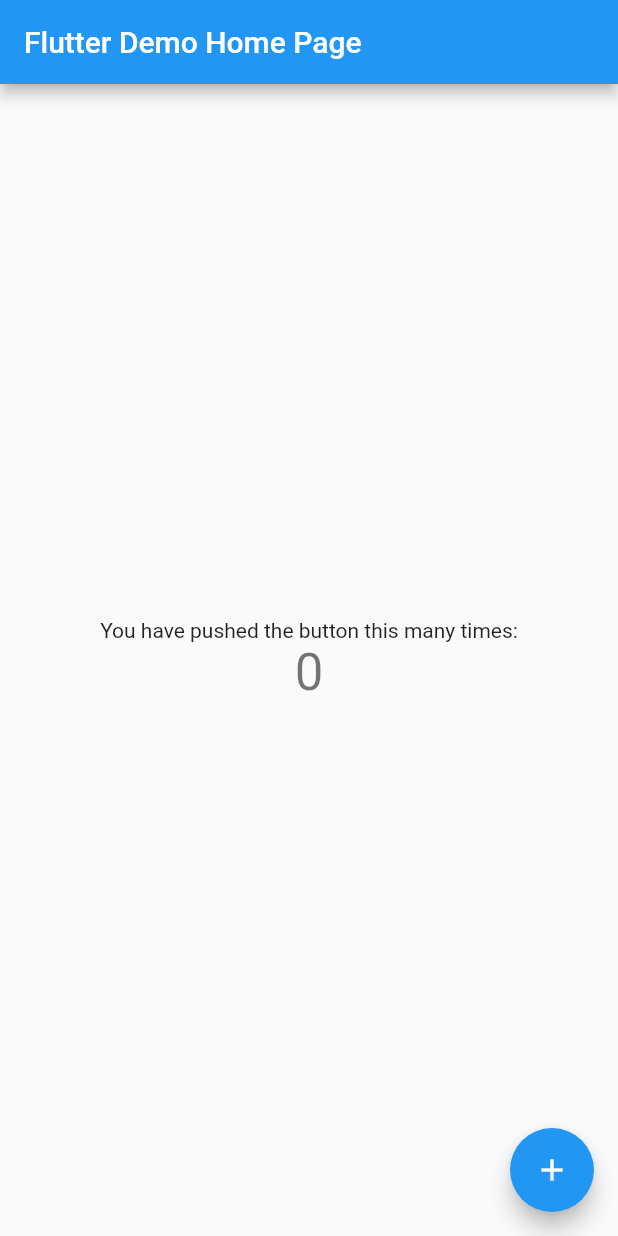
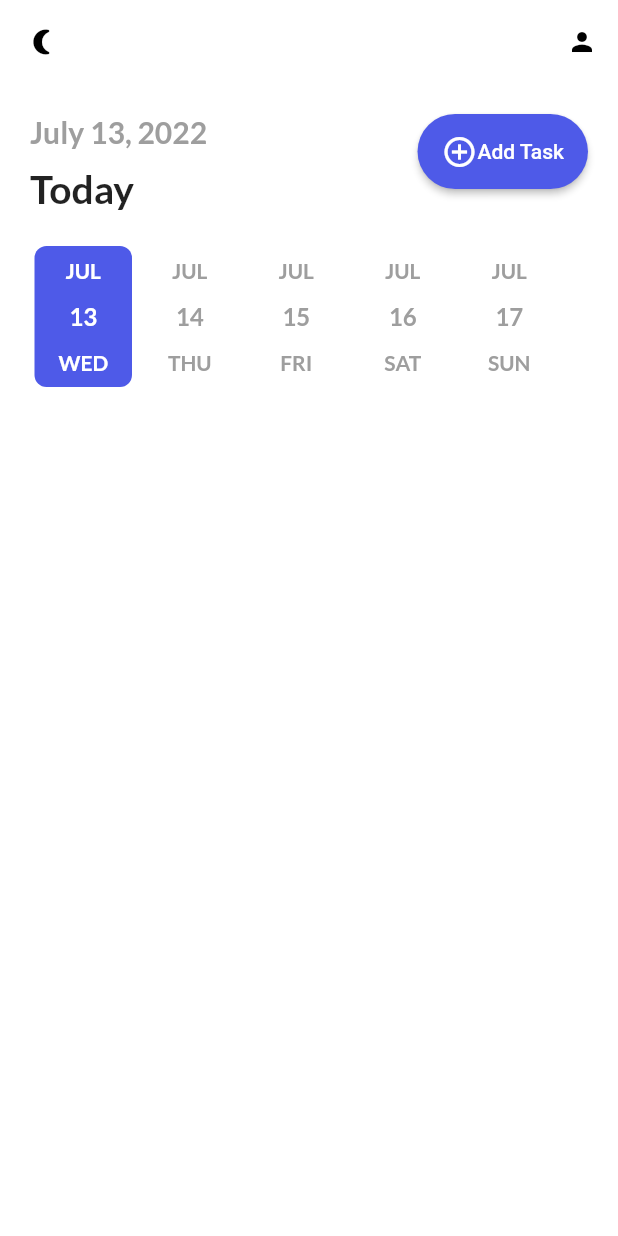
Before and after one commit to StephaneKuma/tasks, a Flutter app: the screen it shows after launch, on a phone screen of 412 x 824 dp. Run offline on Flutter 3.47's test engine with Material 2 defaults, Android fonts, the phone set to English and light mode, and no system bars; drawn by our look-alikes of date_picker_timeline; our stand-ins replace auto_route, bloc, equatable, flutter_bloc, flutter_local_notifications, google_fonts.

Commit message:
Flutter local notifications setted up & Home page design statred

```diff
--- a/lib/main.dart
+++ b/lib/main.dart
@@ -1,115 +1,42 @@
 import 'package:flutter/material.dart';
+import 'package:flutter_bloc/flutter_bloc.dart';
+import 'package:tasks/src/blocs/blocs.dart';
+import 'package:tasks/src/cubits/cubits.dart';
+import 'package:tasks/src/router/router.dart';
 
 void main() {
-  runApp(const MyApp());
+  BlocOverrides.runZoned(
+    () {
+      runApp(const MyApp());
+    },
+    blocObserver: AppBlocObserver(),
+  );
 }
 
 class MyApp extends StatelessWidget {
   const MyApp({Key? key}) : super(key: key);
 
-  // This widget is the root of your application.
   @override
   Widget build(BuildContext context) {
-    return MaterialApp(
-      title: 'Flutter Demo',
-      theme: ThemeData(
-        // This is the theme of your application.
-        //
-        // Try running your application with "flutter run". You'll see the
-        // application has a blue toolbar. Then, without quitting the app, try
-        // changing the primarySwatch below to Colors.green and then invoke
-        // "hot reload" (press "r" in the console where you ran "flutter run",
-        // or simply save your changes to "hot reload" in a Flutter IDE).
-        // Notice that the counter didn't reset back to zero; the application
-        // is not restarted.
-        primarySwatch: Colors.blue,
+    final router = AppRouter();
+
+    return MultiBlocProvider(
+      providers: [
+        BlocProvider(
+          create: (_) => ThemeCubit(),
+        ),
+      ],
+      child: BlocBuilder<ThemeCubit, ThemeState>(
+        buildWhen: (previous, current) => previous.status != current.status,
+        builder: (context, state) {
+          return MaterialApp.router(
+            theme: state.theme,
+            debugShowCheckedModeBanner: false,
+            routerDelegate: router.delegate(),
+            routeInformationParser: router.defaultRouteParser(),
+          );
+        },
       ),
-      home: const MyHomePage(title: 'Flutter Demo Home Page'),
     );
   }
 }
-
-class MyHomePage extends StatefulWidget {
-  const MyHomePage({Key? key, required this.title}) : super(key: key);
-
-  // This widget is the home page of your application. It is stateful, meaning
-  // that it has a State object (defined below) that contains fields that affect
-  // how it looks.
-
-  // This class is the configuration for the state. It holds the values (in this
-  // case the title) provided by the parent (in this case the App widget) and
-  // used by the build method of the State. Fields in a Widget subclass are
-  // always marked "final".
-
-  final String title;
-
-  @override
-  State<MyHomePage> createState() => _MyHomePageState();
-}
-
-class _MyHomePageState extends State<MyHomePage> {
-  int _counter = 0;
-
-  void _incrementCounter() {
-    setState(() {
-      // This call to setState tells the Flutter framework that something has
-      // changed in this State, which causes it to rerun the build method below
-      // so that the display can reflect the updated values. If we changed
-      // _counter without calling setState(), then the build method would not be
-      // called again, and so nothing would appear to happen.
-      _counter++;
-    });
-  }
-
-  @override
-  Widget build(BuildContext context) {
-    // This method is rerun every time setState is called, for instance as done
-    // by the _incrementCounter method above.
-    //
-    // The Flutter framework has been optimized to make rerunning build methods
-    // fast, so that you can just rebuild anything that needs updating rather
-    // than having to individually change instances of widgets.
-    return Scaffold(
-      appBar: AppBar(
-        // Here we take the value from the MyHomePage object that was created by
-        // the App.build method, and use it to set our appbar title.
-        title: Text(widget.title),
-      ),
-      body: Center(
-        // Center is a layout widget. It takes a single child and positions it
-        // in the middle of the parent.
-        child: Column(
-          // Column is also a layout widget. It takes a list of children and
-          // arranges them vertically. By default, it sizes itself to fit its
-          // children horizontally, and tries to be as tall as its parent.
-          //
-          // Invoke "debug painting" (press "p" in the console, choose the
-          // "Toggle Debug Paint" action from the Flutter Inspector in Android
-          // Studio, or the "Toggle Debug Paint" command in Visual Studio Code)
-          // to see the wireframe for each widget.
-          //
-          // Column has various properties to control how it sizes itself and
-          // how it positions its children. Here we use mainAxisAlignment to
-          // center the children vertically; the main axis here is the vertical
-          // axis because Columns are vertical (the cross axis would be
-          // horizontal).
-          mainAxisAlignment: MainAxisAlignment.center,
-          children: <Widget>[
-            const Text(
-              'You have pushed the button this many times:',
-            ),
-            Text(
-              '$_counter',
-              style: Theme.of(context).textTheme.headline4,
-            ),
-          ],
-        ),
-      ),
-      floatingActionButton: FloatingActionButton(
-        onPressed: _incrementCounter,
-        tooltip: 'Increment',
-        child: const Icon(Icons.add),
-      ), // This trailing comma makes auto-formatting nicer for build methods.
-    );
-  }
-}
--- /dev/null
+++ b/lib/src/blocs/blocs.dart
@@ -0,0 +1 @@
+export 'app_bloc_observer.dart';
--- /dev/null
+++ b/lib/src/cubits/cubits.dart
@@ -0,0 +1 @@
+export 'theme/theme_cubit.dart';
--- /dev/null
+++ b/lib/src/cubits/theme/theme_cubit.dart
@@ -0,0 +1,18 @@
+import 'package:bloc/bloc.dart';
+import 'package:equatable/equatable.dart';
+import 'package:flutter/material.dart';
+import 'package:tasks/src/ui/helpers/helpers.dart';
+
+part 'theme_state.dart';
+
+class ThemeCubit extends Cubit<ThemeState> {
+  ThemeCubit() : super(ThemeState.light());
+
+  void onChangeTheme({required ThemeStatus status}) {
+    emit(
+      status == ThemeStatus.light
+          ? ThemeState.light()
+          : ThemeState.dark(),
+    );
+  }
+}
--- /dev/null
+++ b/lib/src/cubits/theme/theme_state.dart
@@ -0,0 +1,17 @@
+part of 'theme_cubit.dart';
+
+enum ThemeStatus { light, dark }
+
+class ThemeState extends Equatable {
+  const ThemeState._({required this.status, required this.theme});
+
+  ThemeState.light() : this._(status: ThemeStatus.light, theme: lightTheme());
+
+  ThemeState.dark() : this._(status: ThemeStatus.dark, theme: darkTheme());
+
+  final ThemeStatus status;
+  final ThemeData theme;
+
+  @override
+  List<Object> get props => [status, theme];
+}
--- /dev/null
+++ b/lib/src/services/services.dart
@@ -0,0 +1 @@
+export 'notification_service.dart';
--- /dev/null
+++ b/lib/src/ui/helpers/colors.dart
@@ -0,0 +1,8 @@
+part of 'helpers.dart';
+
+const kcBlueColor = Color(0xFF4e5ae8);
+const kcYellowColor = Color(0xFFFFB746);
+const kcPinkColor = Color(0xFFFF4667);
+const kcWhiteColor = Colors.white;
+const kcDarkGreyColor = Color(0xFF121212);
+const kcDarkHeaderColor = Color(0xFF424242);
--- /dev/null
+++ b/lib/src/ui/helpers/helpers.dart
@@ -0,0 +1,18 @@
+import 'package:flutter/material.dart';
+import 'package:google_fonts/google_fonts.dart';
+
+part 'colors.dart';
+part 'styles.dart';
+
+ThemeData lightTheme() => ThemeData(
+      backgroundColor: kcWhiteColor,
+      primaryColor: kcWhiteColor,
+      appBarTheme: const AppBarTheme(color: kcWhiteColor),
+      brightness: Brightness.light,
+    );
+
+ThemeData darkTheme() => ThemeData(
+      backgroundColor: kcDarkGreyColor,
+      primaryColor: kcDarkGreyColor,
+      brightness: Brightness.dark,
+    );
--- /dev/null
+++ b/lib/src/ui/helpers/styles.dart
@@ -0,0 +1,15 @@
+part of 'helpers.dart';
+
+final TextStyle ksSubHeading = GoogleFonts.lato(
+  textStyle: const TextStyle(
+    fontSize: 20,
+    fontWeight: FontWeight.bold,
+  )
+);
+
+final TextStyle ksHeading = GoogleFonts.lato(
+  textStyle: const TextStyle(
+    fontSize: 26,
+    fontWeight: FontWeight.bold,
+  )
+);
--- /dev/null
+++ b/lib/src/ui/pages/home_page.dart
@@ -0,0 +1,89 @@
+import 'package:flutter/material.dart';
+import 'package:flutter_bloc/flutter_bloc.dart';
+import 'package:tasks/src/cubits/cubits.dart';
+import 'package:tasks/src/services/notification_service.dart';
+import 'package:tasks/src/ui/helpers/helpers.dart';
+import 'package:tasks/src/ui/widgets/widgets.dart';
+
+class HomePage extends StatefulWidget {
+  const HomePage({Key? key}) : super(key: key);
+
+  @override
+  State<HomePage> createState() => _HomePageState();
+}
+
+class _HomePageState extends State<HomePage> {
+  late NotificationService service;
+
+  @override
+  void initState() {
+    service = NotificationService();
+    service.initialize();
+
+    super.initState();
+  }
+
+  @override
+  Widget build(BuildContext context) {
+    return BlocBuilder<ThemeCubit, ThemeState>(
+      buildWhen: (previous, current) => previous.status != current.status,
+      builder: (context, state) {
+        return Scaffold(
+          backgroundColor: Theme.of(context).backgroundColor,
+          appBar: AppBar(
+            elevation: 0.0,
+            leading: IconButton(
+              icon: Icon(
+                state.status == ThemeStatus.light
+                    ? Icons.nightlight_round
+                    : Icons.sunny,
+                color: state.status == ThemeStatus.light
+                    ? Colors.black
+                    : kcWhiteColor,
+                size: 20.0,
+              ),
+              onPressed: () {
+                final status = state.status == ThemeStatus.light
+                    ? ThemeStatus.dark
+                    : ThemeStatus.light;
+                context.read<ThemeCubit>().onChangeTheme(status: status);
+                var mode = state.status == ThemeStatus.dark ? 'Light' : 'Dark';
+                service.showNotification(
+                  id: 0,
+                  title: 'App theme changed',
+                  body: "$mode mode applied",
+                );
+              },
+            ),
+            actions: <Widget>[
+              IconButton(
+                onPressed: () {},
+                icon: Icon(
+                  Icons.person,
+                  color: state.status == ThemeStatus.light
+                      ? Colors.black
+                      : kcWhiteColor,
+                  size: 20.0,
+                ),
+              ),
+            ],
+          ),
+          body: SingleChildScrollView(
+            child: Container(
+              padding: const EdgeInsets.symmetric(
+                horizontal: 20.0,
+                vertical: 20.0,
+              ),
+              child: Column(
+                children: const <Widget>[
+                  AddTaskBar(),
+                  DateSelectionBar(),
+                ],
+              ),
+            ),
+          ),
+        );
+      },
+    );
+  }
+}
--- /dev/null
+++ b/lib/src/ui/pages/pages.dart
@@ -0,0 +1 @@
+export 'home_page.dart';
--- /dev/null
+++ b/lib/src/ui/widgets/add_task_bar.dart
@@ -0,0 +1,59 @@
+import 'package:flutter/material.dart';
+import 'package:flutter_bloc/flutter_bloc.dart';
+import 'package:intl/intl.dart';
+import 'package:tasks/src/cubits/cubits.dart';
+import 'package:tasks/src/ui/helpers/helpers.dart';
+
+class AddTaskBar extends StatelessWidget {
+  const AddTaskBar({
+    Key? key,
+  }) : super(key: key);
+
+  @override
+  Widget build(BuildContext context) {
+    return BlocBuilder<ThemeCubit, ThemeState>(
+      builder: (context, state) {
+        return Row(
+          mainAxisAlignment: MainAxisAlignment.spaceBetween,
+          crossAxisAlignment: CrossAxisAlignment.start,
+          children: <Widget>[
+            Column(
+              crossAxisAlignment: CrossAxisAlignment.start,
+              children: [
+                Text(
+                  DateFormat.yMMMMd().format(DateTime.now()),
+                  style: ksSubHeading.copyWith(
+                    color: state.status == ThemeStatus.light
+                        ? Colors.grey
+                        : Colors.grey[400],
+                  ),
+                ),
+                const SizedBox(
+                  height: 10.0,
+                ),
+                Text(
+                  'Today',
+                  style: ksHeading,
+                ),
+              ],
+            ),
+            ElevatedButton(
+              onPressed: () {},
+              style: ElevatedButton.styleFrom(
+                primary: kcBlueColor,
+                shape: const StadiumBorder(),
+                fixedSize: const Size.fromHeight(50.0),
+              ),
+              child: Row(
+                children: const <Widget>[
+                  Icon(Icons.add_circle_outline_sharp),
+                  Text('Add Task'),
+                ],
+              ),
+            )
+          ],
+        );
+      },
+    );
+  }
+}
--- /dev/null
+++ b/lib/src/ui/widgets/date_selection_bar.dart
@@ -0,0 +1,40 @@
+import 'package:date_picker_timeline/date_picker_widget.dart';
+import 'package:flutter/material.dart';
+import 'package:google_fonts/google_fonts.dart';
+import 'package:tasks/src/ui/helpers/helpers.dart';
+
+class DateSelectionBar extends StatelessWidget {
+  const DateSelectionBar({
+    Key? key,
+  }) : super(key: key);
+
+  @override
+  Widget build(BuildContext context) {
+    return Container(
+      padding: const EdgeInsets.symmetric(vertical: 20.0),
+      child: DatePicker(
+        DateTime.now(),
+        height: 100.0,
+        width: 65.0,
+        initialSelectedDate: DateTime.now(),
+        selectionColor: kcBlueColor,
+        selectedTextColor: kcWhiteColor,
+        dateTextStyle: GoogleFonts.lato(
+          fontSize: 16.0,
+          fontWeight: FontWeight.w600,
+          color: Colors.grey,
+        ),
+        dayTextStyle: GoogleFonts.lato(
+          fontSize: 14.0,
+          fontWeight: FontWeight.w600,
+          color: Colors.grey,
+        ),
+        monthTextStyle: GoogleFonts.lato(
+          fontSize: 14.0,
+          fontWeight: FontWeight.w600,
+          color: Colors.grey,
+        ),
+      ),
+    );
+  }
+}
--- /dev/null
+++ b/lib/src/ui/widgets/widgets.dart
@@ -0,0 +1,2 @@
+export 'add_task_bar.dart';
+export 'date_selection_bar.dart';
--- a/pubspec.yaml
+++ b/pubspec.yaml
@@ -12,6 +12,7 @@ dependencies:
   auto_route: ^4.2.1
   bloc: ^8.0.3
   cupertino_icons: ^1.0.2
+  date_picker_timeline: ^1.2.3
   equatable: ^2.0.3
   flutter:
     sdk: flutter
@@ -20,6 +21,7 @@ dependencies:
   flutter_local_notifications: ^9.7.0
   flutter_native_timezone: ^2.0.0
   google_fonts: ^3.0.1
+  intl: ^0.17.0
 
 dev_dependencies:
   auto_route_generator: ^4.2.0
```
Also changed, not shown: lib/src/blocs/app_bloc_observer.dart (added, +29 -0 lines), lib/src/router/router.dart (added, +16 -0 lines), lib/src/services/notification_service.dart (added, +64 -0 lines), lib/src/router/router.gr.dart (added), pubspec.lock, 7 other files.
